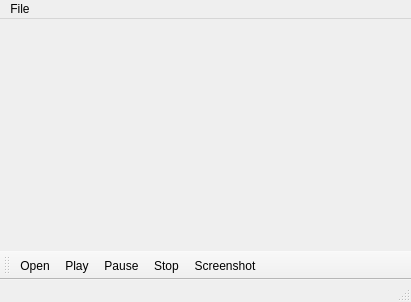
First picture: the form in Rowerator/player.ui, repository phetmanski/ROWERATOR, before the edit.
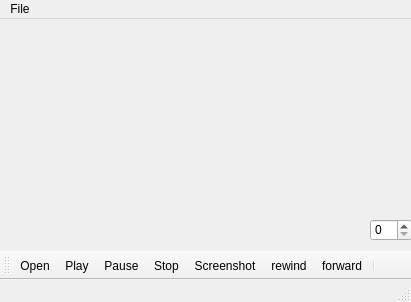
Second picture: the form after the edit. Icons and pictures are not drawn.

The edit to the form file:
```diff
--- a/Rowerator/player.ui
+++ b/Rowerator/player.ui
@@ -13,7 +13,18 @@
   <property name="windowTitle">
    <string>MainWindow</string>
   </property>
-  <widget class="QWidget" name="centralwidget"/>
+  <widget class="QWidget" name="centralwidget">
+   <widget class="QSpinBox" name="spinBox">
+    <property name="geometry">
+     <rect>
+      <x>370</x>
+      <y>200</y>
+      <width>42</width>
+      <height>22</height>
+     </rect>
+    </property>
+   </widget>
+  </widget>
   <widget class="QMenuBar" name="menubar">
    <property name="geometry">
     <rect>
@@ -47,6 +58,9 @@
    <addaction name="actionPause"/>
    <addaction name="actionStop"/>
    <addaction name="actionScreenshot"/>
+   <addaction name="actionRewind"/>
+   <addaction name="actionForward"/>
+   <addaction name="separator"/>
   </widget>
   <action name="actionOpen">
    <property name="icon">
@@ -105,6 +119,24 @@
     <string>Screenshot</string>
    </property>
   </action>
+  <action name="actionRewind">
+   <property name="icon">
+    <iconset resource="resources.qrc">
+     <normaloff>:/images/icons/prev 2.png</normaloff>:/images/icons/prev 2.png</iconset>
+   </property>
+   <property name="text">
+    <string>rewind</string>
+   </property>
+  </action>
+  <action name="actionForward">
+   <property name="icon">
+    <iconset resource="resources.qrc">
+     <normaloff>:/images/icons/next 2.png</normaloff>:/images/icons/next 2.png</iconset>
+   </property>
+   <property name="text">
+    <string>forward</string>
+   </property>
+  </action>
  </widget>
  <resources>
   <include location="resources.qrc"/>
```
